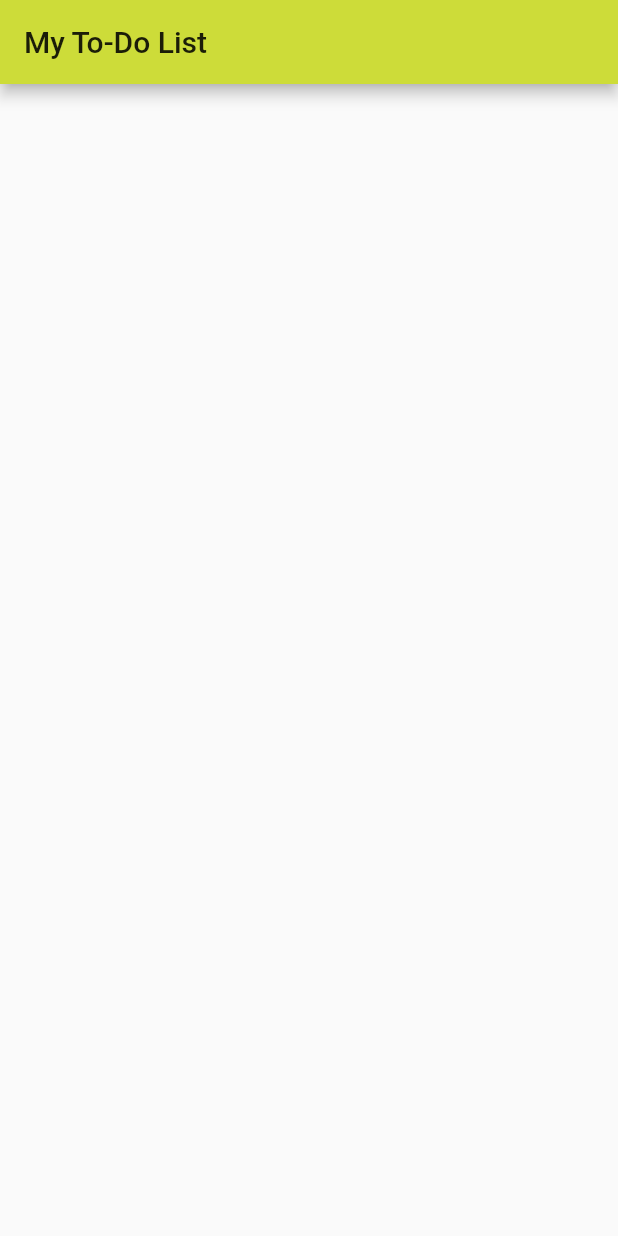
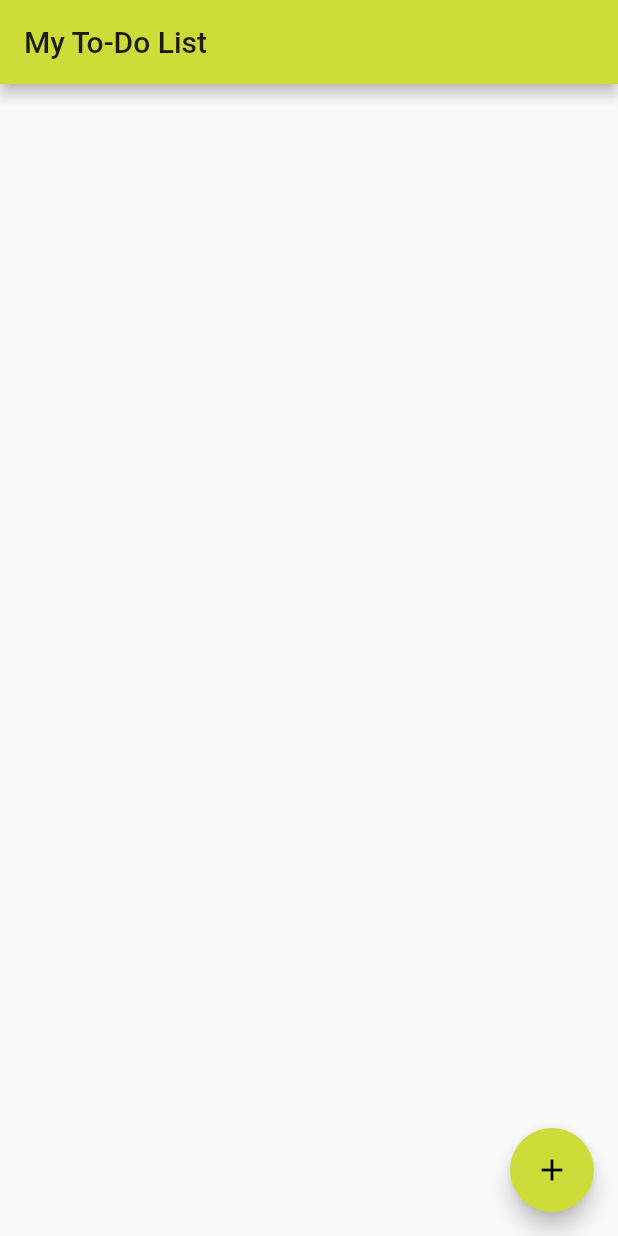
Before and after one commit to Nxele/todolist, a Flutter app: the screen it shows after launch, on a phone screen of 412 x 824 dp. Run offline on Flutter 3.47's test engine with Material 2 defaults, Android fonts, the phone set to English and light mode, and no system bars.

Commit message:
added code for adding a list of items when a add button is clicked

```diff
--- a/lib/main.dart
+++ b/lib/main.dart
@@ -9,7 +9,8 @@ class MyApp extends StatelessWidget {
     return MaterialApp(
       debugShowCheckedModeBanner: false,
       title: 'My Todo List',
-      theme: ThemeData(  // This is the theme of your application.
+      theme: ThemeData(
+        // This is the theme of your application.
         primarySwatch: Colors.lime, //appbar color
         visualDensity: VisualDensity.adaptivePlatformDensity,
       ),
@@ -31,19 +32,43 @@ class TodoListState extends State<TodoList> {
   List<String> _todoItems = [];
 
   //this will be called everytime the add button is called
-  void _addToDoItem(){
+  void _addToDoItem() {
     //setSate tells our app to re-render our list
     setState(() {
-
+      int index = _todoItems.length;
+      _todoItems.add('Item ' + index.toString());
     });
   }
+
+  //Build the whole list of todp items
+  Widget _buildToDoList() {
+    return new ListView.builder(
+      itemBuilder: (Context, index) {
+        // ignore: missing_return
+        if (index < _todoItems.length) {
+          return _buildToDoItem(_todoItems[index]);
+        }
+      },
+    );
+  }
+
+  //Build a single todo item
+  Widget _buildToDoItem(String todoText) {
+    return new ListTile(title: new Text(todoText));
+  }
+
   @override
   Widget build(BuildContext context) {
-
     return Scaffold(
       appBar: AppBar(
         title: Text(widget.title),
       ),
+      body: _buildToDoList(),
+      floatingActionButton: new FloatingActionButton(
+          onPressed: _addToDoItem,
+          tooltip: 'Add task',
+          child: Icon(Icons.add),
+      ),
     );
   }
 }
```
